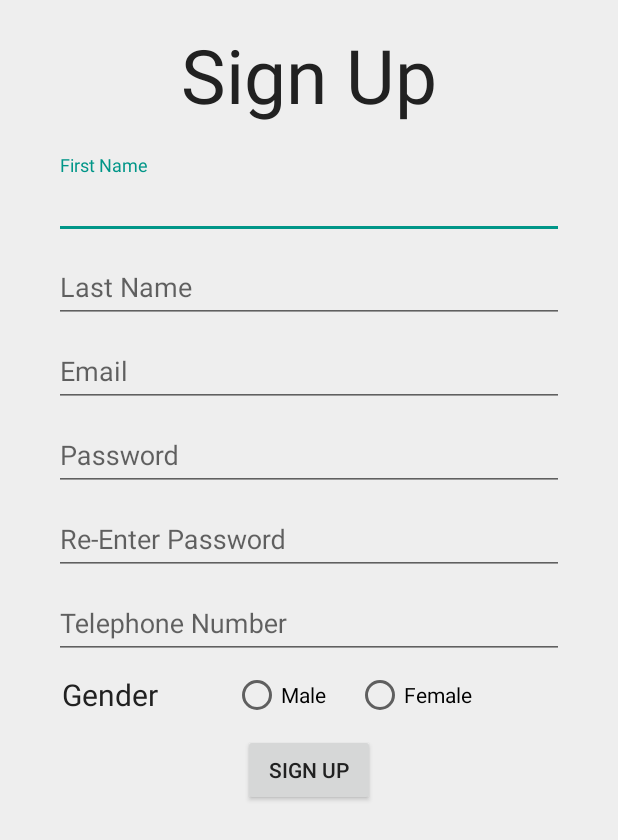
After one commit to dani2819/EaTogether, an Android app: the SignUpActivity screen opened directly, with no data from a screen before it, on a phone screen of 412 x 824 dp. The commit adds this screen. Shown: the top 840 px of the screen. Run offline under Robolectric (Android 15) with nearby library versions, the phone set to English and light mode, and no system bars; our stand-ins replace Firebase (no records; nobody signed in at launch, a user with empty details on screens opened directly).

Commit message:
Sign up activity and theme settings included

```diff
--- /dev/null
+++ b/Eatogether/app/src/main/res/layout/activity_sign_up.xml
@@ -0,0 +1,179 @@
+<LinearLayout xmlns:android="http://schemas.android.com/apk/res/android"
+    xmlns:tools="http://schemas.android.com/tools"
+    android:layout_width="match_parent"
+    android:layout_height="match_parent"
+    android:gravity="center_horizontal"
+    android:orientation="vertical"
+    android:paddingBottom="@dimen/activity_vertical_margin"
+    android:paddingLeft="@dimen/activity_horizontal_margin"
+    android:paddingRight="@dimen/activity_horizontal_margin"
+    android:paddingTop="@dimen/activity_vertical_margin"
+    android:id="@+id/SignupLayout"
+    tools:context="com.applicoders.msp_2017_project.eatogether.SignUpActivity">
+
+    <TextView
+        android:layout_width="wrap_content"
+        android:layout_height="wrap_content"
+        android:text="Sign Up"
+        android:textSize="50dp"/>
+
+    <ProgressBar
+        android:id="@+id/signup_progress"
+        style="?android:attr/progressBarStyleLarge"
+        android:layout_width="wrap_content"
+        android:layout_height="wrap_content"
+        android:layout_marginBottom="8dp"
+        android:visibility="gone"
+        android:layout_marginTop="100dp"/>
+
+
+    <ScrollView
+        android:id="@+id/signup_form"
+        android:layout_width="match_parent"
+        android:layout_height="match_parent"
+        android:visibility="visible">
+
+
+        <LinearLayout
+            android:layout_width="match_parent"
+            android:layout_height="wrap_content"
+            android:paddingLeft="20dp"
+            android:paddingRight="20dp"
+            android:paddingTop="20dp"
+            android:orientation="vertical">
+
+
+            <android.support.design.widget.TextInputLayout
+                android:layout_width="match_parent"
+                android:layout_height="wrap_content">
+                    <EditText
+                        android:id="@+id/first_name"
+                        android:layout_width="match_parent"
+                        android:layout_height="wrap_content"
+                        android:layout_gravity="right"
+                        android:hint="@string/prompt_first_name"
+                        android:inputType="textPersonName"
+                        android:maxLines="1"
+                        android:singleLine="true" />
+            </android.support.design.widget.TextInputLayout>
+
+
+            <android.support.design.widget.TextInputLayout
+                android:layout_width="match_parent"
+                android:layout_height="wrap_content">
+
+                <EditText
+                    android:id="@+id/last_name"
+                    android:layout_width="match_parent"
+                    android:layout_height="wrap_content"
+                    android:hint="@string/prompt_last_name"
+                    android:inputType="textPersonName"
+                    android:maxLines="1"
+                    android:singleLine="true" />
+
+            </android.support.design.widget.TextInputLayout>
+
+            <android.support.design.widget.TextInputLayout
+                android:layout_width="match_parent"
+                android:layout_height="wrap_content">
+
+                <EditText
+                    android:id="@+id/email_signup"
+                    android:layout_width="match_parent"
+                    android:layout_height="wrap_content"
+                    android:hint="@string/prompt_email"
+                    android:inputType="textEmailAddress"
+                    android:maxLines="1"
+                    android:singleLine="true" />
+
+            </android.support.design.widget.TextInputLayout>
+
+            <android.support.design.widget.TextInputLayout
+                android:layout_width="match_parent"
+                android:layout_height="wrap_content">
+
+                <EditText
+                    android:id="@+id/password_signup"
+                    android:layout_width="match_parent"
+                    android:layout_height="wrap_content"
+                    android:hint="@string/prompt_password"
+                    android:imeActionLabel="@string/action_sign_in_short"
+                    android:imeOptions="actionUnspecified"
+                    android:inputType="textPassword"
+                    android:maxLines="1"
+                    android:singleLine="true" />
+
+            </android.support.design.widget.TextInputLayout>
+
+            <android.support.design.widget.TextInputLayout
+                android:layout_width="match_parent"
+                android:layout_height="wrap_content">
+
+                <EditText
+                    android:id="@+id/repassword_signup"
+                    android:layout_width="match_parent"
+                    android:layout_height="wrap_content"
+                    android:hint="@string/prompt_re_password"
+                    android:imeActionLabel="@string/action_sign_in_short"
+                    android:imeOptions="actionUnspecified"
+                    android:inputType="textPassword"
+                    android:maxLines="1"
+                    android:singleLine="true" />
+
+            </android.support.design.widget.TextInputLayout>
+
+            <android.support.design.widget.TextInputLayout
+                android:layout_width="match_parent"
+                android:layout_height="wrap_content">
+
+                <EditText
+                    android:id="@+id/signup_tel_num"
+                    android:layout_width="match_parent"
+                    android:layout_height="wrap_content"
+                    android:hint="@string/prompt_telephone"
+                    android:inputType="phone"/>
+            </android.support.design.widget.TextInputLayout>
+
+            <RadioGroup
+                android:layout_width="fill_parent"
+                android:layout_height="wrap_content"
+                android:orientation="horizontal"
+                android:paddingTop="10dp"
+                android:paddingLeft="5dp"
+                android:paddingRight="5dp"
+                android:id="@+id/rg_gender">
+                <TextView
+                    android:layout_width="wrap_content"
+                    android:layout_height="wrap_content"
+                    android:text="Gender"
+                    android:textSize="20dp"/>
+                <RadioButton android:id="@+id/rb_male"
+                    android:layout_width="wrap_content"
+                    android:layout_height="wrap_content"
+                    android:text="@string/male"
+                    android:layout_marginLeft="50dp"
+                    android:layout_marginTop="-2dp"
+                    android:onClick="onRadioButtonClicked"/>
+                <RadioButton android:id="@+id/rb_female"
+                    android:layout_width="wrap_content"
+                    android:layout_height="wrap_content"
+                    android:text="@string/female"
+                    android:layout_marginLeft="20dp"
+                    android:layout_marginTop="-2dp"
+                    android:onClick="onRadioButtonClicked"/>
+            </RadioGroup>
+
+            <Button
+                android:id="@+id/btn_signup"
+                android:layout_width="wrap_content"
+                android:layout_height="wrap_content"
+                android:text="@string/action_sign_up"
+                android:layout_gravity="center_horizontal"
+                android:layout_marginTop="10dp"/>
+
+        </LinearLayout>
+
+    </ScrollView>
+
+
+</LinearLayout>
--- a/Eatogether/app/src/main/res/values/colors.xml
+++ b/Eatogether/app/src/main/res/values/colors.xml
@@ -1,6 +1,16 @@
 <?xml version="1.0" encoding="utf-8"?>
 <resources>
-    <color name="colorPrimary">#3F51B5</color>
-    <color name="colorPrimaryDark">#303F9F</color>
-    <color name="colorAccent">#FF4081</color>
+    <color name="colorPrimary">#009688</color>
+    <color name="colorPrimaryDark">#00796b</color>
+    <color name="colorAccent">#03a9f4</color>
+
+    <color name="primary">#009688</color>
+    <color name="primary_dark">#00796B</color>
+    <color name="primary_light">#B2DFDB</color>
+    <color name="accent">#009688</color>
+    <color name="primary_text">#212121</color>
+    <color name="secondary_text">#757575</color>
+    <color name="icons">#FFFFFF</color>
+    <color name="divider">#BDBDBD</color>
+    <color name="Blue">#ff0000ff</color>
 </resources>
--- a/Eatogether/app/src/main/res/values/strings.xml
+++ b/Eatogether/app/src/main/res/values/strings.xml
@@ -3,7 +3,12 @@
 
     <!-- Strings related to login -->
     <string name="prompt_email">Email</string>
-    <string name="prompt_password">Password (optional)</string>
+    <string name="prompt_first_name">First Name </string>
+    <string name="prompt_last_name">Last Name </string>
+    <string name="prompt_password">Password </string>
+    <string name="prompt_re_password">Re-Enter Password </string>
+    <string name="prompt_telephone">Telephone Number </string>
+    <string name="action_sign_up">Sign Up</string>
     <string name="action_sign_in">Sign in or register</string>
     <string name="action_google_sign_in">Google Sign-In</string>
     <string name="action_sign_in_short">Sign in</string>
@@ -11,6 +16,7 @@
     <string name="error_invalid_password">This password is too short</string>
     <string name="error_incorrect_password">This password is incorrect</string>
     <string name="error_field_required">This field is required</string>
+    <string name="error_password_unmatch">This Passwords does not match</string>
     <string name="permission_rationale">"Contacts permissions are needed for providing email
         completions."
     </string>
@@ -24,5 +30,8 @@
 
     <!-- TODO: Remove or change this placeholder text -->
     <string name="hello_blank_fragment">Hello blank fragment</string>
+    <string name="title_activity_sign_up">SignUpActivity</string>
+    <string name="male">Male</string>
+    <string name="female">Female</string>
 
 </resources>
--- a/Eatogether/app/src/main/res/values/styles.xml
+++ b/Eatogether/app/src/main/res/values/styles.xml
@@ -1,11 +1,13 @@
 <resources>
 
     <!-- Base application theme. -->
-    <style name="AppTheme" parent="Theme.AppCompat.Light.DarkActionBar">
+    <style name="AppTheme" parent="Theme.AppCompat.Light.NoActionBar">
         <!-- Customize your theme here. -->
-        <item name="colorPrimary">@color/colorPrimary</item>
-        <item name="colorPrimaryDark">@color/colorPrimaryDark</item>
-        <item name="colorAccent">@color/colorAccent</item>
+        <item name="colorPrimary">@color/primary</item>
+        <item name="colorPrimaryDark">@color/primary_dark</item>
+        <item name="colorAccent">@color/accent</item>
+        <item name="android:colorBackground">@color/background_material_light</item>
+        <item name="android:textColor">@color/primary_text</item>
     </style>
 
     <style name="AppTheme.NoActionBar">
--- /dev/null
+++ b/Eatogether/app/src/main/res/values/values.xml
@@ -0,0 +1,4 @@
+<?xml version="1.0" encoding="utf-8"?>
+<resources>
+    <color name="background_material_light">#eeeeee</color>
+</resources>
```
Also changed, not shown: Eatogether/app/build.gradle (+9 -10 lines), Eatogether/app/src/main/AndroidManifest.xml (+12 -6 lines), Eatogether/app/src/main/java/com/applicoders/msp_2017_project/eatogether/Constants.java (added, +21 -0 lines), Eatogether/app/src/main/java/com/applicoders/msp_2017_project/eatogether/SignUpActivity.java (added, +365 -0 lines), Eatogether/app/src/main/res/layout/activity_login.xml (+18 -5 lines).
